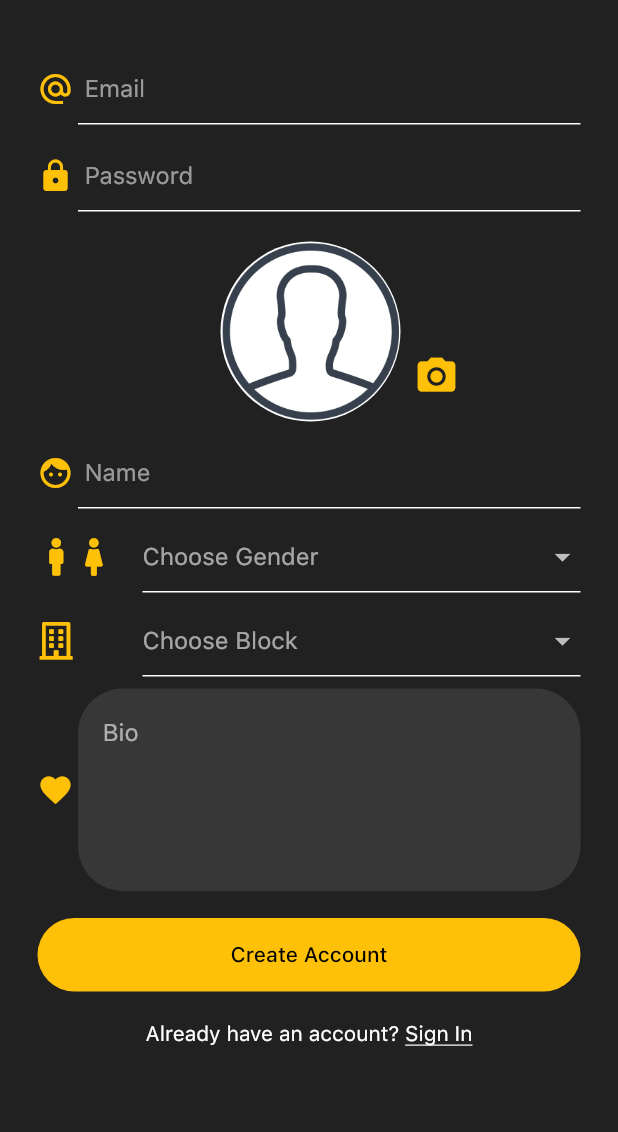
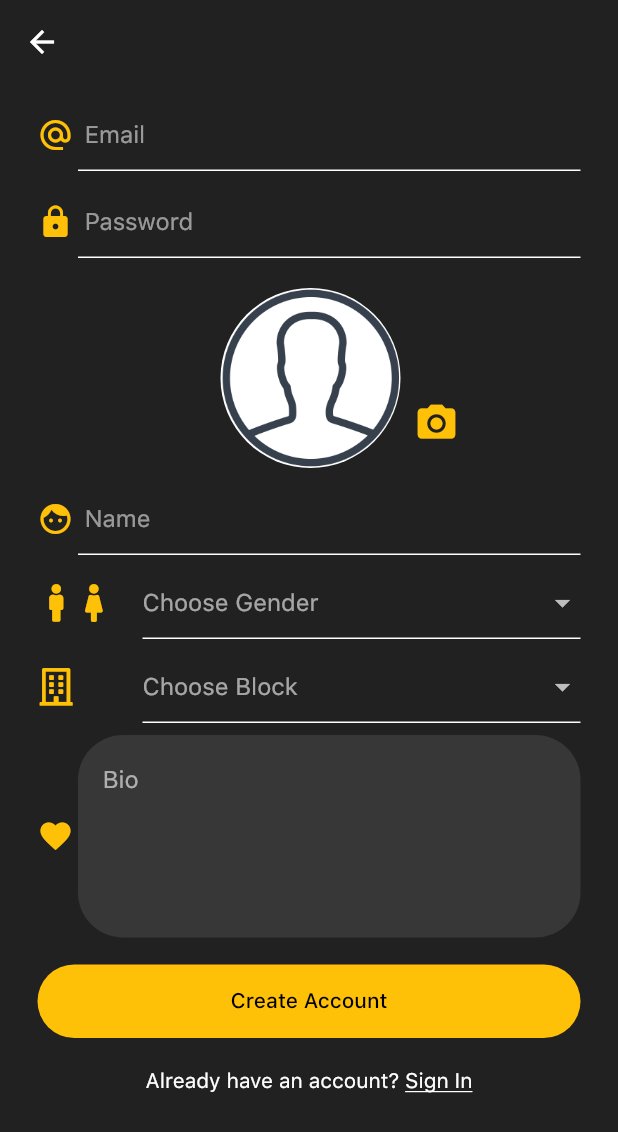
Before and after one commit to habi39/Wiggle2, a Flutter app: the Register screen opened directly, on a phone screen of 412 x 824 dp. Shown: the top 1132 px of the screen. Run offline on Flutter 3.47's test engine with Material 2 defaults, Android fonts, the phone set to English and light mode, and no system bars; our stand-ins replace auto_size_text, cloud_firestore, firebase_auth, firebase_messaging, firebase_storage, flutter_local_notifications and 12 more; missing offline and left inert: flame; accounts and stored records are empty.

Commit message:
neater register

```diff
--- a/lib/screens/authenticate/register.dart
+++ b/lib/screens/authenticate/register.dart
@@ -176,12 +176,13 @@ class _RegisterState extends State<Register> {
         : GestureDetector(
             onTap: () => FocusScope.of(context).unfocus(),
             child: Scaffold(
+              appBar: AppBar(elevation:0),
               body: Stack(children: <Widget>[
                 SingleChildScrollView(
                   child: Container(
                     child: Container(
                       padding:
-                          EdgeInsets.symmetric(horizontal: 25, vertical: 25),
+                          EdgeInsets.symmetric(horizontal: 25),
                       child: Column(
                         children: [
                           Form(
```
